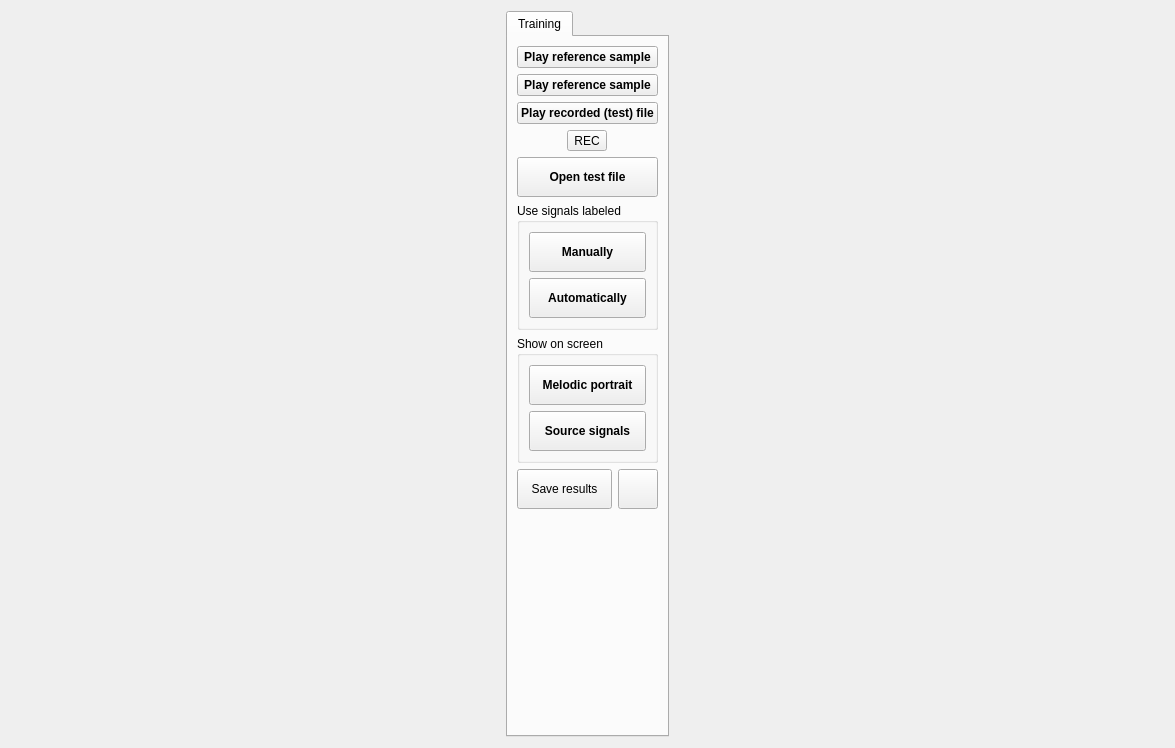
Old version of the form graphswindow.ui in the repository zhitko/inton-trainer.
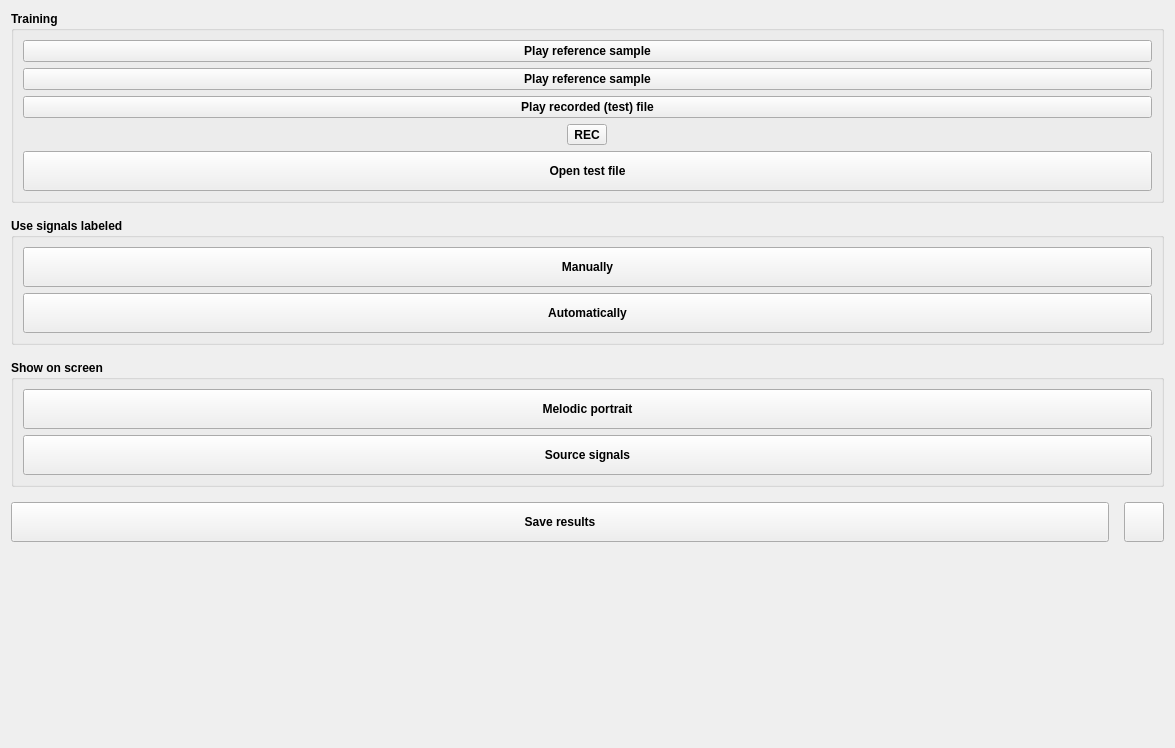
New version of the form. Icons and pictures are not drawn.

Commit message: update graph window UI, fix bug with memory free on signal data

Patch:
```diff
--- a/graphswindow.ui
+++ b/graphswindow.ui
@@ -28,27 +28,23 @@
   </property>
   <layout class="QHBoxLayout" name="horizontalLayout_2">
    <item>
-    <widget class="QTabWidget" name="tabWidget">
-     <property name="sizePolicy">
-      <sizepolicy hsizetype="Fixed" vsizetype="Expanding">
-       <horstretch>0</horstretch>
-       <verstretch>0</verstretch>
-      </sizepolicy>
+    <layout class="QVBoxLayout" name="verticalLayout">
+     <property name="spacing">
+      <number>15</number>
      </property>
-     <property name="layoutDirection">
-      <enum>Qt::LeftToRight</enum>
-     </property>
-     <property name="currentIndex">
-      <number>0</number>
-     </property>
-     <widget class="QWidget" name="tab_training">
-      <property name="autoFillBackground">
-       <bool>false</bool>
-      </property>
-      <attribute name="title">
+     <item>
+      <widget class="QGroupBox" name="groupBox_2">
+       <property name="font">
+        <font>
+         <pointsize>9</pointsize>
+         <weight>75</weight>
+         <bold>true</bold>
+        </font>
+       </property>
+       <property name="title">
        <string>Training</string>
-      </attribute>
-      <layout class="QVBoxLayout" name="verticalLayout_2">
+       </property>
+       <layout class="QVBoxLayout" name="verticalLayout_5">
        <item>
         <widget class="QPushButton" name="playBtn">
          <property name="font">
@@ -191,8 +187,18 @@
          </property>
         </widget>
        </item>
+       </layout>
+      </widget>
+     </item>
        <item>
         <widget class="QGroupBox" name="groupBox_3">
+       <property name="font">
+        <font>
+         <pointsize>9</pointsize>
+         <weight>75</weight>
+         <bold>true</bold>
+        </font>
+       </property>
          <property name="title">
           <string>Use signals labeled</string>
          </property>
@@ -265,6 +271,13 @@
        </item>
        <item>
         <widget class="QGroupBox" name="groupBox">
+       <property name="font">
+        <font>
+         <pointsize>9</pointsize>
+         <weight>75</weight>
+         <bold>true</bold>
+        </font>
+       </property>
          <property name="title">
           <string>Show on screen</string>
          </property>
@@ -339,6 +352,13 @@
              <height>40</height>
             </size>
            </property>
+         <property name="font">
+          <font>
+           <pointsize>9</pointsize>
+           <weight>75</weight>
+           <bold>true</bold>
+          </font>
+         </property>
            <property name="text">
             <string>Save results</string>
            </property>
@@ -387,8 +407,6 @@
         </spacer>
        </item>
       </layout>
-     </widget>
-    </widget>
    </item>
   </layout>
  </widget>
```
Lines whose indentation alone changed are shown as unchanged. The commit also changes 6 other files.
